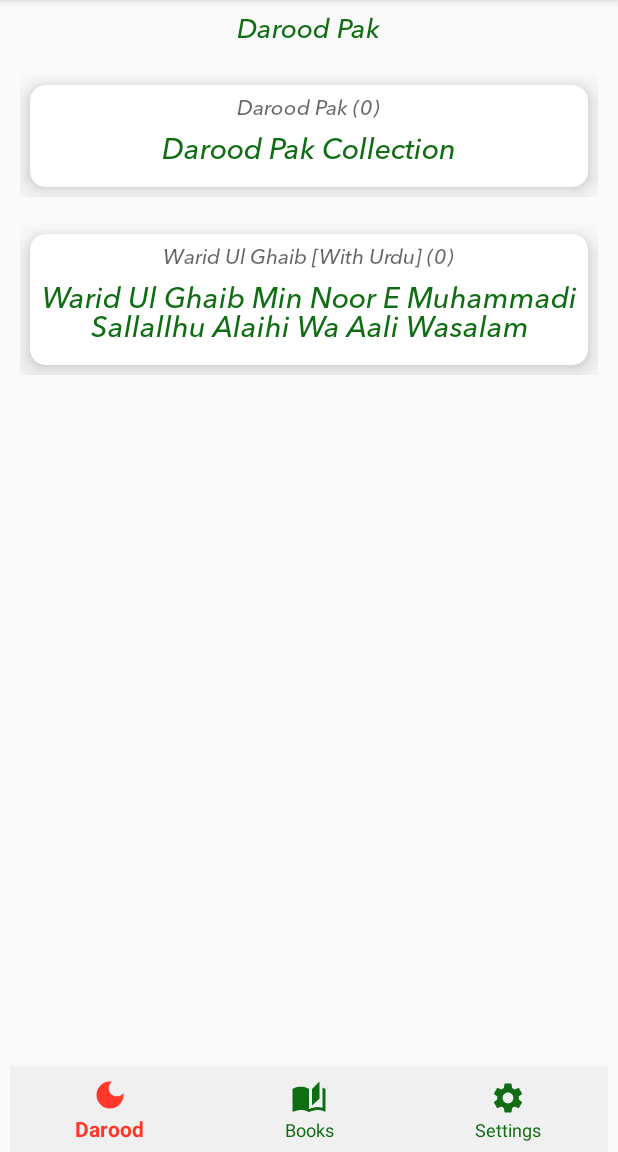
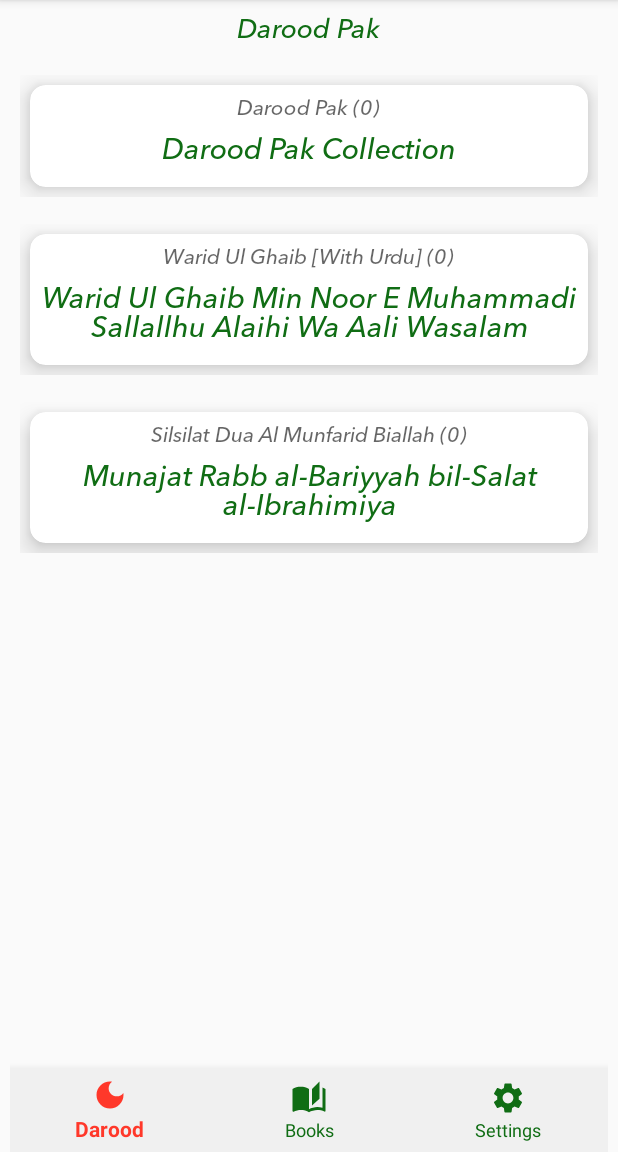
Before and after one commit to lysaan/DalailUlBarkaat, an Android app: the screen it shows after launch (HomeActivity), on a phone screen of 412 x 824 dp, the part 84-1236 px from its top. Run offline under Robolectric (Android 15) with nearby library versions, the phone set to English and light mode, and no system bars; our stand-ins replace Firebase (no records; nobody signed in at launch, a user with empty details on screens opened directly), sdp/ssp sizes; 1 statement that could not run was skipped.

Commit message:
Munajat bisalat ibrahimia added.
Took 34 minutes

```diff
--- a/app/src/main/java/alkaafinternational92/daroodpakcollection/dalailulbarkaat/adapters/DaroodAdapter.kt
+++ b/app/src/main/java/alkaafinternational92/daroodpakcollection/dalailulbarkaat/adapters/DaroodAdapter.kt
@@ -4,6 +4,7 @@ import alkaafinternational92.daroodpakcollection.dalailulbarkaat.R
 import alkaafinternational92.daroodpakcollection.dalailulbarkaat.classes.Darood
 import alkaafinternational92.daroodpakcollection.dalailulbarkaat.others.MyEnum.Companion.TYPE_DAROOD_PAK_COLLECTION
 import alkaafinternational92.daroodpakcollection.dalailulbarkaat.others.MyEnum.Companion.TYPE_WARID_UL_GHAIB
+import alkaafinternational92.daroodpakcollection.dalailulbarkaat.others.MyEnum.Companion.TYPE_munajat_bisalat_ibrahimia
 import alkaafinternational92.daroodpakcollection.dalailulbarkaat.others.MyHelper
 import android.annotation.SuppressLint
 import android.app.Activity
@@ -105,6 +106,7 @@ class DaroodAdapter(
 
       when {
         type === TYPE_DAROOD_PAK_COLLECTION -> {}
+        type === TYPE_munajat_bisalat_ibrahimia -> {}
         type == TYPE_WARID_UL_GHAIB && !tips.ur.isNullOrEmpty()  && myHelper.getAppSettings().show_translation -> {
           message = "${tips.name} \n\n ${tips.ur} \n\n Download $appName:\n$playStoreUrl"
         }
--- a/app/src/main/java/alkaafinternational92/daroodpakcollection/dalailulbarkaat/fragments/DaroodFragment.kt
+++ b/app/src/main/java/alkaafinternational92/daroodpakcollection/dalailulbarkaat/fragments/DaroodFragment.kt
@@ -4,6 +4,7 @@ import alkaafinternational92.daroodpakcollection.dalailulbarkaat.R
 import alkaafinternational92.daroodpakcollection.dalailulbarkaat.activities.MainActivity
 import alkaafinternational92.daroodpakcollection.dalailulbarkaat.others.MyEnum.Companion.TYPE_DAROOD_PAK_COLLECTION
 import alkaafinternational92.daroodpakcollection.dalailulbarkaat.others.MyEnum.Companion.TYPE_WARID_UL_GHAIB
+import alkaafinternational92.daroodpakcollection.dalailulbarkaat.others.MyEnum.Companion.TYPE_munajat_bisalat_ibrahimia
 import alkaafinternational92.daroodpakcollection.dalailulbarkaat.others.MyHelper
 import android.content.Context
 import android.content.Intent
@@ -49,12 +50,20 @@ class DaroodFragment : Fragment() {
       context.startActivity(intent)
     }
 
+    view.findViewById<LinearLayout>(R.id.munajat_bisalat_ibrahimia).setOnClickListener {
+      val intent = Intent(context, MainActivity::class.java)
+      intent.putExtra("type", TYPE_munajat_bisalat_ibrahimia)
+      context.startActivity(intent)
+    }
+
     lifecycleScope.launch {
       val count = countDarood("ar")
       val count_warid_ul_ghaib = countDarood("warid_ul_ghaib")
+      val count_munajat_bisalat_ibrahimia = countDarood("munajat_bisalat_ibrahimia")
       myHelper.log("Total documents in 'ar': $count")
       view.findViewById<TextView>(R.id.darood_pak_count).text = getString(R.string.darood_pak1, count)
       view.findViewById<TextView>(R.id.warid_ul_ghaib_count).text = getString(R.string.warid_ul_ghaib_with_urdu1, count_warid_ul_ghaib)
+      view.findViewById<TextView>(R.id.silsilat_dua_al_munfarid_biallah).text = getString(R.string.silsilat_dua_al_munfarid_biallah1, count_munajat_bisalat_ibrahimia)
     }
 
   }
--- a/app/src/main/java/alkaafinternational92/daroodpakcollection/dalailulbarkaat/others/MyEnum.kt
+++ b/app/src/main/java/alkaafinternational92/daroodpakcollection/dalailulbarkaat/others/MyEnum.kt
@@ -8,6 +8,7 @@ class MyEnum {
     const val THEME_LIGHT = 2
     const val TYPE_DAROOD_PAK_COLLECTION = 1
     const val TYPE_WARID_UL_GHAIB = 2
+    const val TYPE_munajat_bisalat_ibrahimia = 3
 
     const val BOOK_TYPE_warid_ul_ghaib = 1
     const val BOOK_TYPE_munajat_rabb_al_bariyyah = 2
--- a/app/src/main/res/layout/fragment_darood.xml
+++ b/app/src/main/res/layout/fragment_darood.xml
@@ -102,6 +102,45 @@
         </androidx.cardview.widget.CardView>
 
       </LinearLayout>
+      <LinearLayout
+        android:id="@+id/munajat_bisalat_ibrahimia"
+        android:layout_width="match_parent"
+        android:layout_height="wrap_content"
+        android:layout_marginTop="@dimen/_14sdp"
+        android:orientation="horizontal">
+
+        <androidx.cardview.widget.CardView
+          style="?attr/cardStyle"
+          android:layout_width="0dp"
+          android:layout_height="wrap_content"
+          android:layout_margin="@dimen/_5sdp"
+          android:layout_weight=".5"
+          app:cardCornerRadius="@dimen/_8sdp"
+          app:cardElevation="@dimen/_8sdp"
+          app:cardMaxElevation="@dimen/_10sdp"
+          app:contentPadding="@dimen/_5sdp">
+
+          <LinearLayout
+            android:layout_width="match_parent"
+            android:layout_height="wrap_content"
+            android:gravity="center_horizontal"
+            android:orientation="vertical">
+
+            <TextView
+              android:id="@+id/silsilat_dua_al_munfarid_biallah"
+              style="@style/battery_two_box_title"
+              android:text="@string/silsilat_dua_al_munfarid_biallah" />
+
+            <TextView
+              style="@style/battery_two_box_text"
+              android:gravity="center"
+              android:text="@string/munajat_rabb_al_bariyyah_bil_salat_al_ibrahimiya" />
+
+
+          </LinearLayout>
+        </androidx.cardview.widget.CardView>
+
+      </LinearLayout>
 
     </LinearLayout>
 
--- a/app/src/main/res/values/strings.xml
+++ b/app/src/main/res/values/strings.xml
@@ -50,6 +50,8 @@
     <string name="munajat_rabb_al_bariyyah">Munajat Rabb al-Bariyyah</string>
     <string name="darood_pak1">Darood Pak (%1$d)</string>
     <string name="warid_ul_ghaib_with_urdu1">Warid Ul Ghaib [With Urdu] (%1$d)</string>
+    <string name="silsilat_dua_al_munfarid_biallah">Silsilat Dua Al Munfarid Biallah</string>
+    <string name="silsilat_dua_al_munfarid_biallah1">Silsilat Dua Al Munfarid Biallah (%1$d)</string>
 
 
 </resources>
```
Also changed, not shown: app/src/main/java/alkaafinternational92/daroodpakcollection/dalailulbarkaat/activities/MainActivity.kt (+14 -39 lines).
